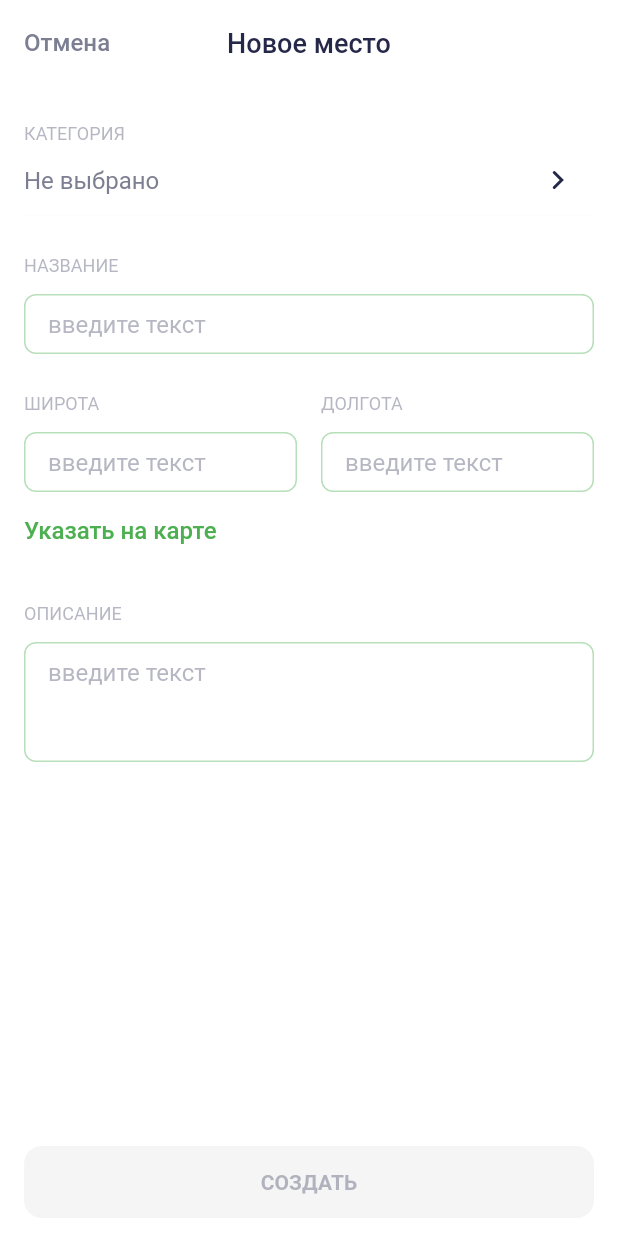
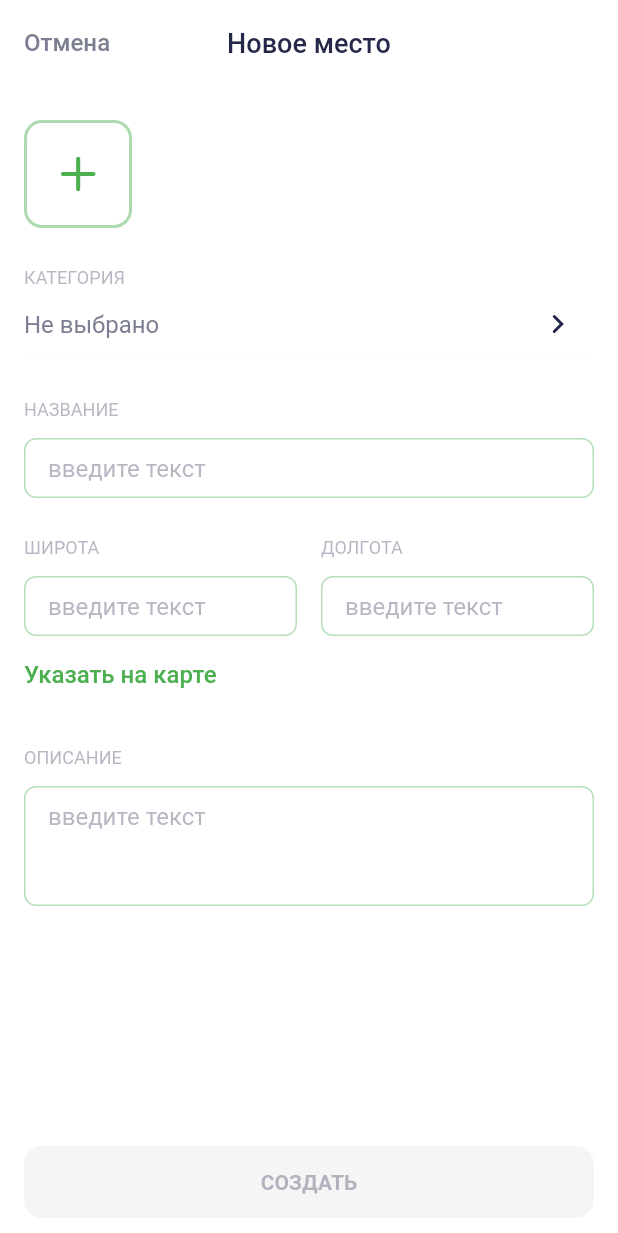
Before and after one commit to maverick-az/places, a Flutter app: the screen it shows after launch, after a tap on "НОВОЕ МЕСТО", on a phone screen of 412 x 824 dp. Shown: the top 1233 px of the screen. Run offline on Flutter 3.47's test engine with Material 2 defaults, Android fonts, the light colour scheme and no system bars; our stand-ins replace flutter_svg; network calls fail.

Commit message:
Added component for add and delete images from new sight

```diff
--- a/lib/presets/assets/icons.dart
+++ b/lib/presets/assets/icons.dart
@@ -45,6 +45,7 @@ class AppIcons {
   static const String iconSearch = '$_pathOther/search.svg';
   static const String iconDelete = '$_pathOther/delete.svg';
   static const String iconFilter = '$_pathOther/filter.svg';
+  static const String iconUnion = '$_pathOther/union.svg';
 
   static const String _path = AppSettings.pathIcons;
   static const String _pathOther = '$_path/other';
--- a/lib/presets/assets/images.dart
+++ b/lib/presets/assets/images.dart
@@ -1,8 +1,15 @@
+import 'package:places/presets/settings/settings.dart';
+
 /// Предопределенные изображения приложения
 class AppImages {
   // внешний источник
   static const String noImageUrl =
       'https://www.unfe.org/wp-content/uploads/2019/04/SM-placeholder.png';
 
+  // внутренние файлы
+  static const String testAsset = '$_pathImages/test.jpg';
+
+  static const String _pathImages = AppSettings.pathImages;
+
   AppImages._();
 }
--- a/lib/presets/styles/app_sizes.dart
+++ b/lib/presets/styles/app_sizes.dart
@@ -34,6 +34,7 @@ class AppSizes {
   static const double paddingIconBig = 24;
   static const double paddingIconNormal = paddingIconBig / 2;
   static const double paddingIconSmall = paddingIconBig / 3;
+  static const double paddingIconExtraSmall = paddingIconSmall / 2;
 
   /// отступы для полей ввода
   static const double paddingTextFieldHorizontal = 16;
@@ -59,6 +60,7 @@ class AppSizes {
   static const Size sizeBtnTopNavigation = Size.square(32);
   static const Size sizeBtnFavorite = Size(20, 18);
   static const Size sizeBtnCategory = Size.square(64);
+  static const Size sizeBtnAddImage = Size.square(72);
 
   /// размеры иконок
   static const Size sizeIcon = Size.square(24);
--- a/lib/providers/form_edit_sight_provider.dart
+++ b/lib/providers/form_edit_sight_provider.dart
@@ -11,6 +11,7 @@ class FormEditSightProvider extends ChangeNotifier {
   double? get lat => _lat;
   double? get long => _long;
   bool get isValidFormData => _isValidFormData;
+  List<String> get imageList => _imageList;
   String? get sightTypeName => SightType.getById(_sightTypeId)?.name;
 
   set name(String name) {
@@ -28,12 +29,29 @@ class FormEditSightProvider extends ChangeNotifier {
     isValidAllData();
   }
 
+  List<String> _imageList = [];
   String _name = '';
   String _sightTypeId = '';
   String _description = '';
   double? _lat;
   double? _long;
   bool _isValidFormData = false;
+  int _imageAddCounterForTesting = 0;
+
+  void addImage(String image) {
+    if (image.isEmpty || _imageList.contains(image)) {
+      return;
+    }
+    _imageAddCounterForTesting++;
+    _imageList = [..._imageList, '${image}_$_imageAddCounterForTesting'];
+    isValidAllData();
+  }
+
+  void deleteImage(String image) {
+    _imageList = [..._imageList];
+    _imageList.remove(image);
+    isValidAllData();
+  }
 
   void setLat(String lat) {
     _lat = double.tryParse(lat);
@@ -86,7 +104,8 @@ class FormEditSightProvider extends ChangeNotifier {
   }
 
   bool isValidAllData() {
-    _isValidFormData = validationName() == null &&
+    _isValidFormData = _imageList.isNotEmpty &&
+        validationName() == null &&
         validationSightType() == null &&
         validationDescription() == null &&
         validationLat() == null &&
--- /dev/null
+++ b/lib/ui/components/input_add_preview_images.dart
@@ -0,0 +1,112 @@
+import 'package:flutter/material.dart';
+import 'package:places/presets/assets/icons.dart';
+import 'package:places/presets/assets/images.dart';
+import 'package:places/presets/styles/app_sizes.dart';
+import 'package:places/ui/widgets/button/button_icon_svg.dart';
+import 'package:places/ui/widgets/icon/icon_svg.dart';
+
+/// Добаление и просмотр изображения
+class InputAddPreviewImages extends StatelessWidget {
+  final List<String> images;
+  final ValueChanged<String> onImageAdd;
+  final ValueChanged<String>? onImageDelete;
+
+  const InputAddPreviewImages({
+    required this.images,
+    required this.onImageAdd,
+    this.onImageDelete,
+    Key? key,
+  }) : super(key: key);
+
+  @override
+  Widget build(BuildContext context) {
+    return SingleChildScrollView(
+      scrollDirection: Axis.horizontal,
+      child: Row(
+        children: [
+          _AddImageButton(
+            onTap: () => onImageAdd('image'),
+          ),
+          ...images.map(
+            (image) {
+              return Dismissible(
+                key: ValueKey(image),
+                direction: DismissDirection.up,
+                onDismissed: (_) => onImageDelete!(image),
+                child: Padding(
+                  padding: const EdgeInsets.only(left: AppSizes.paddingCommon),
+                  child: _AddImageButton(
+                    imageAsset: AppImages.testAsset,
+                    onTap: () => onImageDelete!(image),
+                  ),
+                ),
+              );
+            },
+          ),
+        ],
+      ),
+    );
+  }
+}
+
+class _AddImageButton extends StatelessWidget {
+  final String? imageAsset;
+  final VoidCallback? onTap;
+
+  const _AddImageButton({
+    this.imageAsset,
+    this.onTap,
+    Key? key,
+  }) : super(key: key);
+
+  @override
+  Widget build(BuildContext context) {
+    final theme = Theme.of(context);
+    final isAddButton = imageAsset == null;
+
+    return SizedBox.fromSize(
+      size: AppSizes.sizeBtnAddImage,
+      child: Stack(
+        fit: StackFit.expand,
+        children: [
+          AbsorbPointer(
+            absorbing: !isAddButton,
+            child: GestureDetector(
+              child: Container(
+                clipBehavior: Clip.antiAlias,
+                child: isAddButton
+                    ? IconSvg(
+                        icon: AppIcons.iconUnion,
+                        color: theme.colorScheme.tertiary,
+                      )
+                    : Image.asset(
+                        imageAsset!,
+                        fit: BoxFit.fill,
+                      ),
+                decoration: ShapeDecoration(
+                  shape: RoundedRectangleBorder(
+                    borderRadius: const BorderRadius.all(AppSizes.radiusNormal),
+                    side: BorderSide(
+                      width: isAddButton ? 2 : 0,
+                      color: theme.colorScheme.tertiary.withOpacity(0.46),
+                    ),
+                  ),
+                ),
+              ),
+              onTap: onTap,
+            ),
+          ),
+          if (!isAddButton)
+            Align(
+              alignment: Alignment.topRight,
+              child: ButtonIconSvg(
+                icon: AppIcons.iconClear,
+                paddingSize: IconPaddingSize.extraSmall,
+                action: onTap,
+              ),
+            ),
+        ],
+      ),
+    );
+  }
+}
--- a/lib/ui/screen/add_sight_screen.dart
+++ b/lib/ui/screen/add_sight_screen.dart
@@ -6,6 +6,7 @@ import 'package:places/presets/assets/images.dart';
 import 'package:places/presets/strings/app_strings.dart';
 import 'package:places/presets/styles/app_sizes.dart';
 import 'package:places/providers/form_edit_sight_provider.dart';
+import 'package:places/ui/components/input_add_preview_images.dart';
 import 'package:places/ui/components/text_button_app_bar_leading_pop.dart';
 import 'package:places/ui/widgets/app_bar/app_bar_standard.dart';
 import 'package:places/ui/widgets/button/button_normal.dart';
@@ -72,6 +73,19 @@ class _FormAddSightState extends State<_FormAddSight> {
       child: Column(
         crossAxisAlignment: CrossAxisAlignment.stretch,
         children: [
+          // компонент добавления и просмотра изображений
+          Selector<FormEditSightProvider, List<String>>(
+            selector: (_, provider) => provider.imageList,
+            builder: (context, imageList, __) => InputAddPreviewImages(
+              images: imageList,
+              onImageAdd: formProvider.addImage,
+              onImageDelete: formProvider.deleteImage,
+            ),
+          ),
+
+          const SizedBox(
+            height: AppSizes.paddingDetailContentDivider,
+          ),
           // поле Категория
           TextFieldSelectEntity(
             label: AppStrings.labelCategory,
@@ -145,9 +159,8 @@ class _FormAddSightState extends State<_FormAddSight> {
       Sight(
         name: formProvider.name,
         type: SightType.getById(formProvider.sightTypeId)!,
-        // TODO(me): add photos for added sight
         urls: [
-          AppImages.noImageUrl,
+          ...formProvider.imageList,
         ],
         details: formProvider.description,
         lat: formProvider.lat!,
--- a/lib/ui/widgets/button/button_icon_svg.dart
+++ b/lib/ui/widgets/button/button_icon_svg.dart
@@ -7,6 +7,7 @@ enum IconPaddingSize {
   big,
   normal,
   small,
+  extraSmall,
   none,
 }
 
@@ -20,6 +21,8 @@ extension IconPaddingSizeExtension on IconPaddingSize {
         return AppSizes.paddingIconNormal;
       case IconPaddingSize.small:
         return AppSizes.paddingIconSmall;
+      case IconPaddingSize.extraSmall:
+        return AppSizes.paddingIconExtraSmall;
       default:
         return 0.0;
     }
--- a/pubspec.yaml
+++ b/pubspec.yaml
@@ -30,6 +30,7 @@ flutter:
     - res/icons/other/
     - res/icons/tutorial/
     - res/icons/catalog/
+    - res/images/
   fonts:
     - family: Roboto
       fonts:
```
Also changed, not shown: res/icons/other/union.svg (added), res/images/test.jpg (added).
